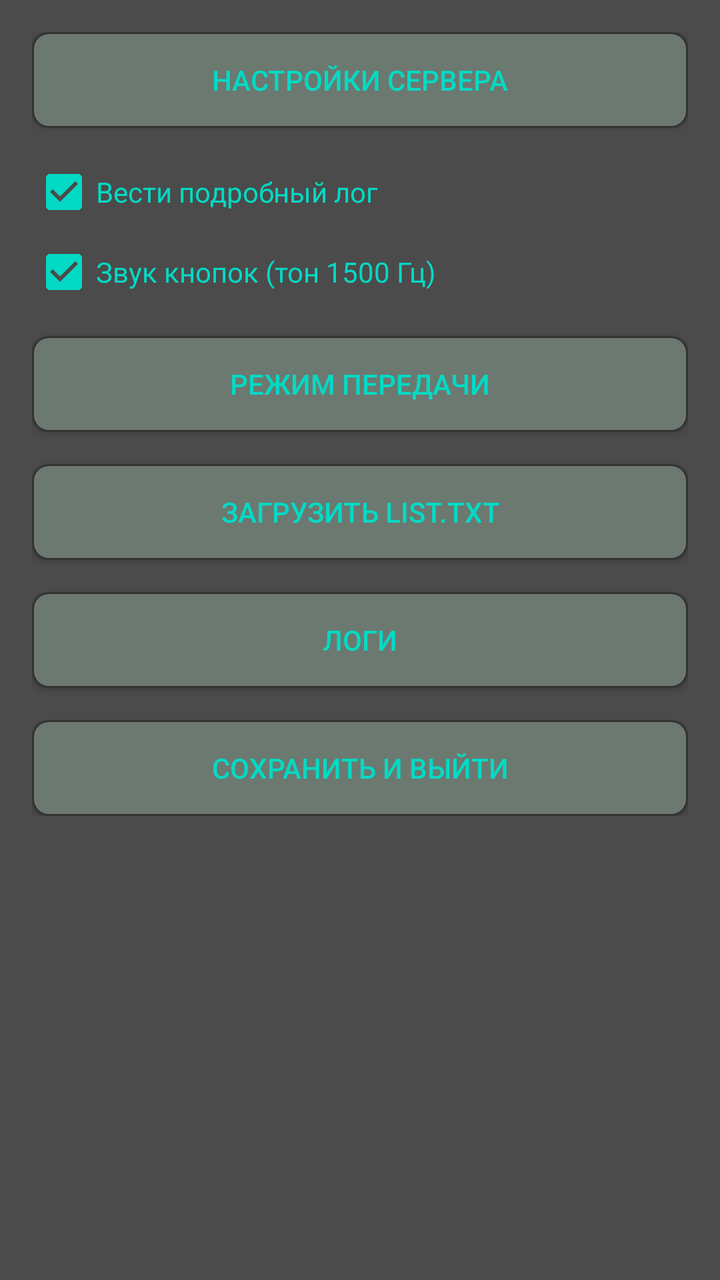
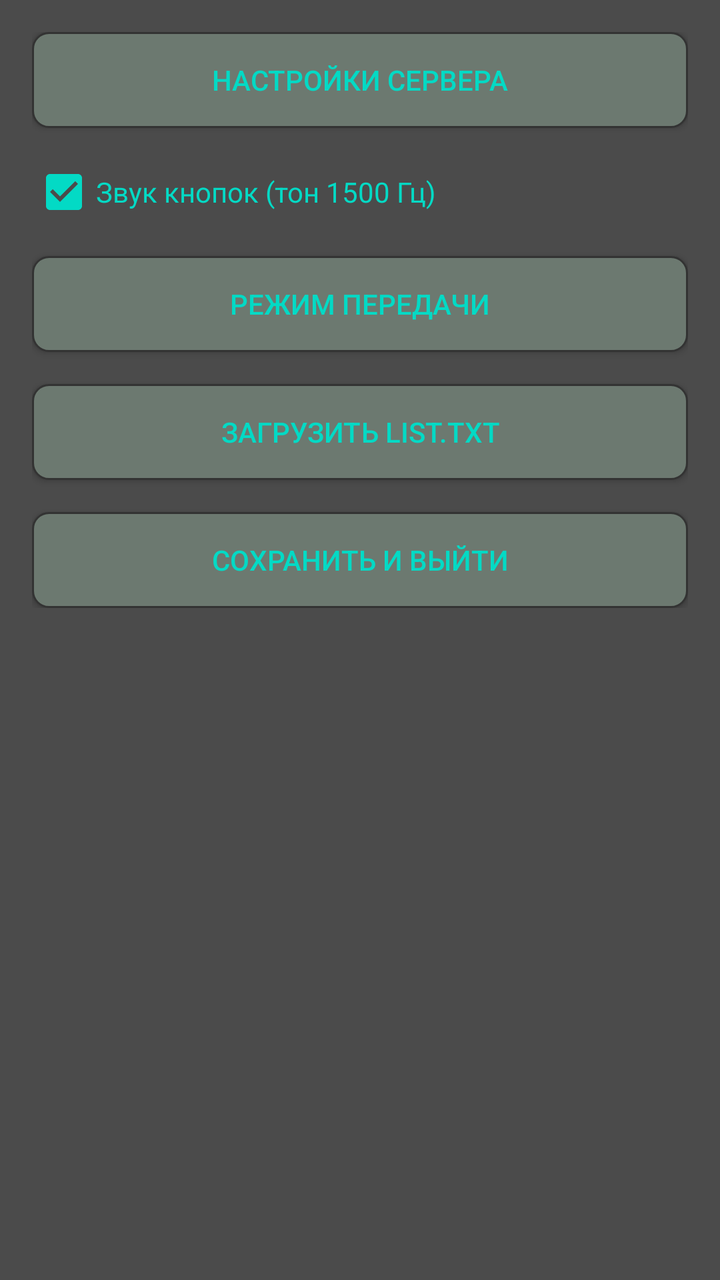

Before-and-after screenshots of an Android layout around one commit, followed by the original layout XML and the change that was made.
<!-- AndroidManifest.xml: application theme AppTheme -->
<!-- res/layout/activity_settings.xml -->
<?xml version="1.0" encoding="utf-8"?>
<ScrollView xmlns:android="http://schemas.android.com/apk/res/android"
    android:layout_width="match_parent"
    android:layout_height="match_parent"
    android:background="@color/colorback"
    android:padding="16dp">

    <LinearLayout
        android:layout_width="match_parent"
        android:layout_height="wrap_content"
        android:orientation="vertical">

        <Button
            android:id="@+id/btnToggleServer"
            android:layout_width="match_parent"
            android:layout_height="wrap_content"
            android:background="@drawable/roundshapebtn"
            android:text="Настройки сервера"
            android:textColor="@color/colorButton"
            android:layout_marginBottom="16dp" />

        <LinearLayout
            android:id="@+id/layoutServerSettings"
            android:layout_width="match_parent"
            android:layout_height="wrap_content"
            android:orientation="vertical"
            android:visibility="gone">

            
            <LinearLayout
                android:layout_width="match_parent"
                android:layout_height="wrap_content"
                android:gravity="center_vertical"
                android:layout_marginBottom="16dp"
                android:orientation="horizontal">
                <TextView
                    android:layout_width="0dp"
                    android:layout_height="wrap_content"
                    android:layout_weight="1"
                    android:text="MyMailIndex ="
                    android:textColor="@color/colortextabout"
                    android:textSize="18sp" />
                <EditText
                    android:id="@+id/editMailIndex"
                    android:layout_width="120dp"
                    android:layout_height="wrap_content"
                    android:backgroundTint="@color/colortextabout"
                    android:inputType="number"
                    android:textColor="@color/colortextabout"
                    android:textSize="18sp" />
            </LinearLayout>

            
            <LinearLayout
                android:layout_width="match_parent"
                android:layout_height="wrap_content"
                android:gravity="center_vertical"
                android:layout_marginBottom="16dp"
                android:orientation="horizontal">
                <TextView
                    android:layout_width="0dp"
                    android:layout_height="wrap_content"
                    android:layout_weight="1"
                    android:text="Priznak_pmr ="
                    android:textColor="@color/colortextabout"
                    android:textSize="18sp" />
                <EditText
                    android:id="@+id/editPriznak"
                    android:layout_width="120dp"
                    android:layout_height="wrap_content"
                    android:backgroundTint="@color/colortextabout"
                    android:inputType="number"
                    android:maxLength="5"
                    android:textColor="@color/colortextabout"
                    android:textSize="18sp" />
            </LinearLayout>

            
            <LinearLayout
                android:layout_width="match_parent"
                android:layout_height="wrap_content"
                android:gravity="center_vertical"
                android:layout_marginBottom="16dp"
                android:orientation="horizontal">
                <TextView
                    android:layout_width="0dp"
                    android:layout_height="wrap_content"
                    android:layout_weight="1"
                    android:text="PORT_prm ="
                    android:textColor="@color/colortextabout"
                    android:textSize="18sp" />
                <EditText
                    android:id="@+id/editPortPrm"
                    android:layout_width="120dp"
                    android:layout_height="wrap_content"
                    android:backgroundTint="@color/colortextabout"
                    android:inputType="number"
                    android:textColor="@color/colortextabout"
                    android:textSize="18sp" />
            </LinearLayout>

            
            <LinearLayout
                android:layout_width="match_parent"
                android:layout_height="wrap_content"
                android:gravity="center_vertical"
                android:layout_marginBottom="16dp"
                android:orientation="horizontal">
                <TextView
                    android:layout_width="0dp"
                    android:layout_height="wrap_content"
                    android:layout_weight="1"
                    android:text="PORT_prd ="
                    android:textColor="@color/colortextabout"
                    android:textSize="18sp" />
                <EditText
                    android:id="@+id/editPortPrd"
                    android:layout_width="120dp"
                    android:layout_height="wrap_content"
                    android:backgroundTint="@color/colortextabout"
                    android:inputType="number"
                    android:textColor="@color/colortextabout"
                    android:textSize="18sp" />
            </LinearLayout>

            
            <LinearLayout
                android:layout_width="match_parent"
                android:layout_height="wrap_content"
                android:gravity="center_vertical"
                android:layout_marginBottom="16dp"
                android:orientation="horizontal">
                <TextView
                    android:layout_width="0dp"
                    android:layout_height="wrap_content"
                    android:layout_weight="1"
                    android:text="ip_server ="
                    android:textColor="@color/colortextabout"
                    android:textSize="18sp" />
                <EditText
                    android:id="@+id/editIp"
                    android:layout_width="150dp"
                    android:layout_height="wrap_content"
                    android:backgroundTint="@color/colortextabout"
                    android:inputType="text"
                    android:textColor="@color/colortextabout"
                    android:textSize="18sp" />
            </LinearLayout>

            
            <CheckBox
                android:id="@+id/cbAskPassword"
                android:layout_width="match_parent"
                android:layout_height="wrap_content"
                android:text="Запрашивать пароль при входе в админку"
                android:textColor="@color/colortextabout"
                android:checked="true"
                android:layout_marginTop="8dp"
                android:layout_marginBottom="16dp" />

            
            <CheckBox
                android:id="@+id/cbUsilMic"
                android:layout_width="match_parent"
                android:layout_height="wrap_content"
                android:text="Усилитель микрофона (onUsilMic)"
                android:textColor="@color/colortextabout"
                android:layout_marginTop="8dp" />
                
            <LinearLayout
                android:layout_width="match_parent"
                android:layout_height="wrap_content"
                android:gravity="center_vertical"
                android:layout_marginBottom="16dp"
                android:orientation="horizontal">
                <TextView
                    android:layout_width="0dp"
                    android:layout_height="wrap_content"
                    android:layout_weight="1"
                    android:text="MicUsildouble ="
                    android:textColor="@color/colortextabout"
                    android:textSize="18sp" />
                <EditText
                    android:id="@+id/editUsilMic"
                    android:layout_width="120dp"
                    android:layout_height="wrap_content"
                    android:backgroundTint="@color/colortextabout"
                    android:inputType="numberDecimal"
                    android:textColor="@color/colortextabout"
                    android:textSize="18sp" />
            </LinearLayout>

            <CheckBox
                android:id="@+id/cbAgc"
                android:layout_width="match_parent"
                android:layout_height="wrap_content"
                android:text="АРУ (Динамическое усиление)"
                android:textColor="@color/colortextabout"
                android:layout_marginBottom="16dp" />

            
            <CheckBox
                android:id="@+id/cbUsilDin"
                android:layout_width="match_parent"
                android:layout_height="wrap_content"
                android:text="Усилитель выхода (onUsilDin)"
                android:textColor="@color/colortextabout"
                android:layout_marginTop="8dp" />

            <LinearLayout
                android:layout_width="match_parent"
                android:layout_height="wrap_content"
                android:gravity="center_vertical"
                android:layout_marginBottom="24dp"
                android:orientation="horizontal">
                <TextView
                    android:layout_width="0dp"
                    android:layout_height="wrap_content"
                    android:layout_weight="1"
                    android:text="DinUsildouble ="
                    android:textColor="@color/colortextabout"
                    android:textSize="18sp" />
                <EditText
                    android:id="@+id/editUsilDin"
                    android:layout_width="120dp"
                    android:layout_height="wrap_content"
                    android:backgroundTint="@color/colortextabout"
                    android:inputType="numberDecimal"
                    android:textColor="@color/colortextabout"
                    android:textSize="18sp" />
            </LinearLayout>

        </LinearLayout>

        <CheckBox
            android:id="@+id/cbVerboseLog"
            android:layout_width="match_parent"
            android:layout_height="wrap_content"
            android:text="Вести подробный лог"
            android:textColor="@color/colortextabout"
            android:checked="true"
            android:layout_marginBottom="8dp" />

        <CheckBox
            android:id="@+id/cbSoundEnabled"
            android:layout_width="match_parent"
            android:layout_height="wrap_content"
            android:text="Звук кнопок (тон 1500 Гц)"
            android:textColor="@color/colortextabout"
            android:checked="true"
            android:layout_marginBottom="16dp" />

        <Button
            android:id="@+id/btnCodecDialog"
            android:layout_width="match_parent"
            android:layout_height="wrap_content"
            android:layout_marginBottom="16dp"
            android:background="@drawable/roundshapebtn"
            android:text="Режим передачи"
            android:textColor="@color/colorButton" />

        <Button
            android:id="@+id/btnChanList"
            android:layout_width="match_parent"
            android:layout_height="wrap_content"
            android:layout_marginBottom="16dp"
            android:background="@drawable/roundshapebtn"
            android:text="Список"
            android:textColor="@color/colorButton"
            android:visibility="gone" />

        <Button
            android:id="@+id/btnLoadList"
            android:layout_width="match_parent"
            android:layout_height="wrap_content"
            android:layout_marginBottom="16dp"
            android:background="@drawable/roundshapebtn"
            android:text="ЗАГРУЗИТЬ list.txt"
            android:textColor="@color/colorButton" />

        <Button
            android:id="@+id/btnLogs"
            android:layout_width="match_parent"
            android:layout_height="wrap_content"
            android:layout_marginBottom="16dp"
            android:background="@drawable/roundshapebtn"
            android:text="Логи"
            android:textColor="@color/colorButton" />

        <Button
            android:id="@+id/btnSaveSettings"
            android:layout_width="match_parent"
            android:layout_height="wrap_content"
            android:background="@drawable/roundshapebtn"
            android:text="СОХРАНИТЬ И ВЫЙТИ"
            android:textColor="@color/colorButton" />
    </LinearLayout>
</ScrollView>
<!-- resources referenced by this layout -->
<resources>
  <color name="colorButton">#03dac5</color>
  <color name="colorback">#4b4b4b</color>
  <color name="colortextabout">#03dac5</color>
  <!-- drawable roundshapebtn (drawable) -->
  <?xml version="1.0" encoding="utf-8"?>
  <shape xmlns:android="http://schemas.android.com/apk/res/android"
      android:shape="rectangle">
      <corners android:radius="8dp" />
      <solid android:color="@color/colorButtonBack" />
      <stroke android:width="1dp" android:color="#333333" />
  </shape>
  <style name="AppTheme" parent="Theme.AppCompat.Light.NoActionBar">
          <item name="colorAccent">@color/colorAccent</item>
          <item name="colorPrimary">@color/colorPrimary</item>
          <item name="colorPrimaryDark">@color/colorPrimaryDark</item>
      </style>
  <color name="colorButtonBack">#6c7970</color>
  <color name="colorAccent">#03dac5</color>
  <color name="colorPrimary">#6200ee</color>
  <color name="colorPrimaryDark">#3700b3</color>
</resources>

<!-- the commit's change to res/layout/activity_settings.xml (unified diff, before → after) -->
@@ -152,7 +152,7 @@
                 android:id="@+id/cbAskPassword"
                 android:layout_width="match_parent"
                 android:layout_height="wrap_content"
-                android:text="Запрашивать пароль при входе в админку"
+                android:text="Запрашивать пароль"
                 android:textColor="@color/colortextabout"
                 android:checked="true"
                 android:layout_marginTop="8dp"
@@ -232,6 +232,7 @@
 
         </LinearLayout>
 
+        
         <CheckBox
             android:id="@+id/cbVerboseLog"
             android:layout_width="match_parent"
@@ -239,6 +240,7 @@
             android:text="Вести подробный лог"
             android:textColor="@color/colortextabout"
             android:checked="true"
+            android:visibility="gone"
             android:layout_marginBottom="8dp" />
 
         <CheckBox
@@ -278,6 +280,7 @@
             android:text="ЗАГРУЗИТЬ list.txt"
             android:textColor="@color/colorButton" />
 
+        
         <Button
             android:id="@+id/btnLogs"
             android:layout_width="match_parent"
@@ -285,7 +288,8 @@
             android:layout_marginBottom="16dp"
             android:background="@drawable/roundshapebtn"
             android:text="Логи"
-            android:textColor="@color/colorButton" />
+            android:textColor="@color/colorButton"
+            android:visibility="gone" />
 
         <Button
             android:id="@+id/btnSaveSettings"
